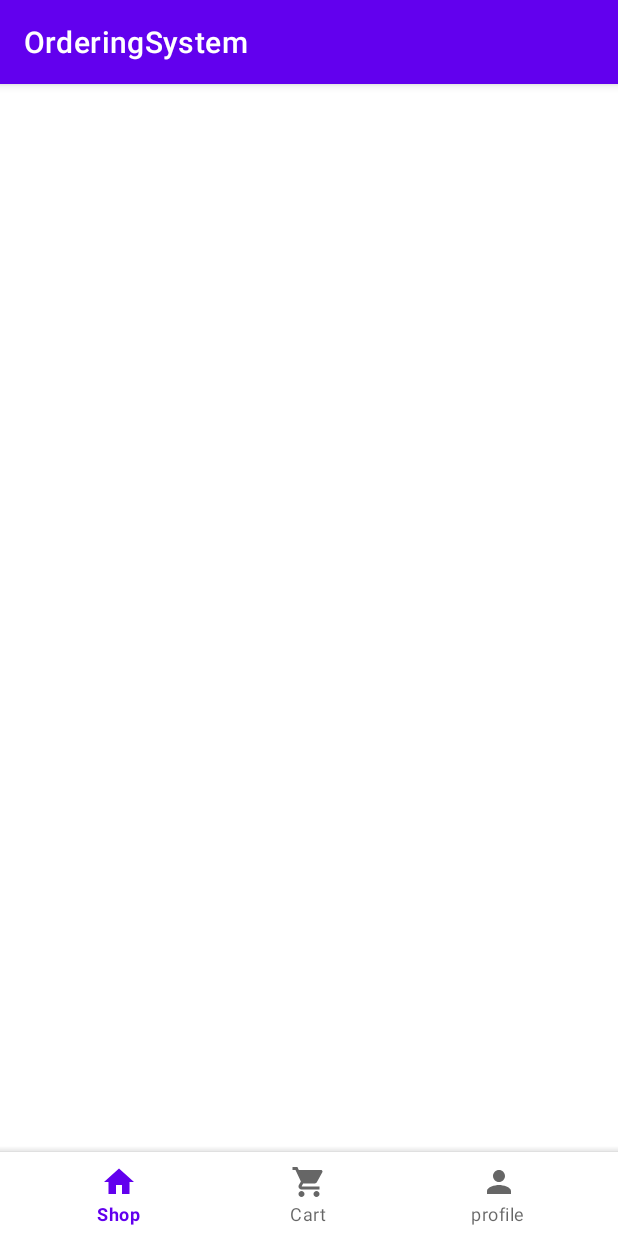
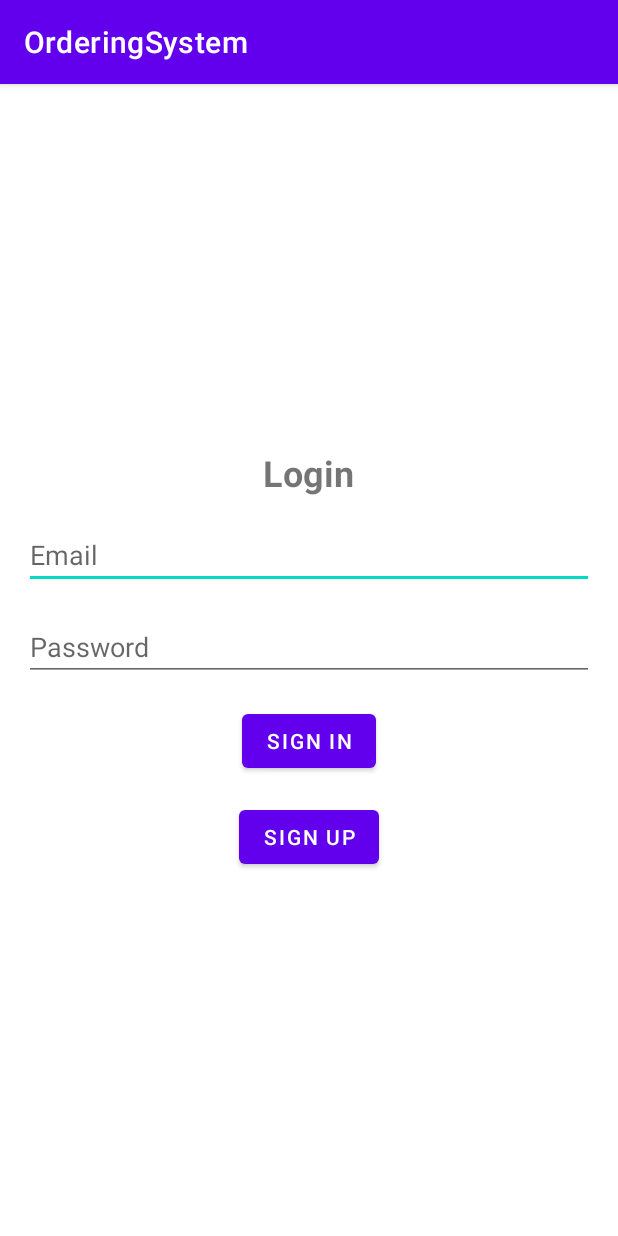
Before and after one commit to online59/OrderingSystem, an Android app: the screen it shows after launch (MainActivity before the commit, SignInActivity after it), on a phone screen of 412 x 824 dp. Run offline under Robolectric (Android 15) with nearby library versions, the phone set to English and light mode, and no system bars; our stand-ins replace Firebase (no records; nobody signed in at launch, a user with empty details on screens opened directly).

Commit message:
Add new project

```diff
--- a/app/build.gradle
+++ b/app/build.gradle
@@ -46,6 +46,7 @@ dependencies {
     implementation platform('com.google.firebase:firebase-bom:31.5.0')
     implementation 'com.google.firebase:firebase-database'
     implementation 'com.google.firebase:firebase-analytics'
+    implementation 'com.google.firebase:firebase-auth'
 
     // Viewmodel and livedata
     implementation 'androidx.lifecycle:lifecycle-extensions:2.2.0'
--- a/app/src/main/java/com/example/orderingsystem/model/api/FirebaseAPI.java
+++ b/app/src/main/java/com/example/orderingsystem/model/api/FirebaseAPI.java
@@ -1,18 +1,19 @@
 package com.example.orderingsystem.model.api;
 
 import androidx.lifecycle.LiveData;
+import com.google.firebase.auth.FirebaseUser;
 
 import java.util.List;
 
 public interface FirebaseAPI<T> {
 
-    LiveData<List<T>> getAll(String key);
+    public LiveData<List<T>> getAll(String key);
 
-    LiveData<T> getById(int id, String key);
+    public LiveData<T> getById(int id, String key);
 
-    void removeAll(String key);
+    public void removeAll(String key);
 
-    void removeById(int id, String key);
+    public void removeById(int id, String key);
 
-    void write(T obj, String key);
+    public void write(T obj, String key);
 }
--- /dev/null
+++ b/app/src/main/java/com/example/orderingsystem/model/data/AdminUser.java
@@ -0,0 +1,4 @@
+package com.example.orderingsystem.model.data;
+
+public class AdminUser extends User{
+}
--- /dev/null
+++ b/app/src/main/java/com/example/orderingsystem/model/data/GeneralUser.java
@@ -0,0 +1,4 @@
+package com.example.orderingsystem.model.data;
+
+public class GeneralUser extends User{
+}
--- /dev/null
+++ b/app/src/main/java/com/example/orderingsystem/model/repository/AuthRepository.java
@@ -0,0 +1,14 @@
+package com.example.orderingsystem.model.repository;
+
+import androidx.lifecycle.LiveData;
+import com.google.firebase.auth.FirebaseUser;
+
+public abstract class AuthRepository {
+
+
+    public abstract void signInWithEmailPassword(String email, String password);
+
+    public abstract void createUserWithEmailPassword(String email, String password);
+
+    public abstract LiveData<FirebaseUser> getCurrentUser();
+}
--- /dev/null
+++ b/app/src/main/java/com/example/orderingsystem/model/repository/AuthRepositoryImpl.java
@@ -0,0 +1,29 @@
+package com.example.orderingsystem.model.repository;
+
+import androidx.lifecycle.LiveData;
+import com.example.orderingsystem.model.service.FirebaseAuthService;
+import com.google.firebase.auth.FirebaseUser;
+
+public class AuthRepositoryImpl extends AuthRepository{
+
+    private final FirebaseAuthService authService;
+
+    public AuthRepositoryImpl(FirebaseAuthService authService) {
+        this.authService = authService;
+    }
+
+    @Override
+    public void signInWithEmailPassword(String email, String password) {
+        authService.signInWithEmailPassword(email, password);
+    }
+
+    @Override
+    public void createUserWithEmailPassword(String email, String password) {
+        authService.createUserWithEmailPassword(email, password);
+    }
+
+    @Override
+    public LiveData<FirebaseUser> getCurrentUser() {
+        return authService.getCurrentUser();
+    }
+}
--- a/app/src/main/java/com/example/orderingsystem/model/repository/Repository.java
+++ b/app/src/main/java/com/example/orderingsystem/model/repository/Repository.java
@@ -1,18 +1,23 @@
 package com.example.orderingsystem.model.repository;
 
 import androidx.lifecycle.LiveData;
+import com.example.orderingsystem.model.service.FirebaseAuthService;
+import com.google.firebase.auth.FirebaseAuth;
+import com.google.firebase.auth.FirebaseUser;
 
 import java.util.List;
 
-public interface Repository<T> {
+public abstract class Repository<T> {
 
-    LiveData<List<T>> getAll(String key);
+    public abstract LiveData<List<T>> getAll(String key);
 
-    LiveData<T> getById(int id, String key);
+    public abstract LiveData<T> getById(int id, String key);
 
-    void removeAll(String key);
+    public abstract void removeAll(String key);
 
-    void removeById(int id, String key);
+    public abstract void removeById(int id, String key);
 
-    void write(T obj, String key);
+    public abstract void write(T obj, String key);
+
+
 }
--- a/app/src/main/java/com/example/orderingsystem/model/repository/RepositoryImpl.java
+++ b/app/src/main/java/com/example/orderingsystem/model/repository/RepositoryImpl.java
@@ -3,11 +3,13 @@ package com.example.orderingsystem.model.repository;
 import androidx.lifecycle.LiveData;
 import com.example.orderingsystem.model.api.FirebaseAPI;
 import com.example.orderingsystem.model.data.Item;
+import com.example.orderingsystem.model.service.FirebaseAuthService;
 import com.example.orderingsystem.model.service.FirebaseService;
+import com.google.firebase.auth.FirebaseUser;
 
 import java.util.List;
 
-public class RepositoryImpl implements Repository<Item>{
+public class RepositoryImpl extends Repository<Item>{
 
     private final FirebaseAPI<Item> service;
 
--- /dev/null
+++ b/app/src/main/java/com/example/orderingsystem/model/service/FirebaseAuthService.java
@@ -0,0 +1,54 @@
+package com.example.orderingsystem.model.service;
+
+import androidx.annotation.NonNull;
+import androidx.lifecycle.LiveData;
+import androidx.lifecycle.MutableLiveData;
+import com.google.android.gms.tasks.OnCompleteListener;
+import com.google.android.gms.tasks.Task;
+import com.google.firebase.auth.AuthResult;
+import com.google.firebase.auth.FirebaseAuth;
+import com.google.firebase.auth.FirebaseUser;
+import org.jetbrains.annotations.NotNull;
+
+public class FirebaseAuthService{
+
+    private final FirebaseAuth firebaseAuth;
+    private MutableLiveData<FirebaseUser> currentUser;
+
+    public FirebaseAuthService() {
+        firebaseAuth = FirebaseAuth.getInstance();
+        currentUser = new MutableLiveData<>();
+    }
+
+    public void signInWithEmailPassword(String email, String password) {
+        firebaseAuth.signInWithEmailAndPassword(email, password).addOnCompleteListener(new OnCompleteListener<AuthResult>() {
+            @Override
+            public void onComplete(@NonNull @NotNull Task<AuthResult> task) {
+                if (task.isSuccessful()) {
+                    currentUser.postValue(firebaseAuth.getCurrentUser());
+                } else {
+                    currentUser.setValue(null);
+                }
+            }
+        });
+    }
+
+
+    public void createUserWithEmailPassword(String email, String password) {
+        firebaseAuth.createUserWithEmailAndPassword(email, password).addOnCompleteListener(new OnCompleteListener<AuthResult>() {
+            @Override
+            public void onComplete(@NonNull @NotNull Task<AuthResult> task) {
+                if (task.isSuccessful()) {
+                    currentUser.postValue(firebaseAuth.getCurrentUser());
+                } else {
+                    currentUser.setValue(null);
+                }
+            }
+        });
+    }
+
+
+    public LiveData<FirebaseUser> getCurrentUser() {
+        return currentUser;
+    }
+}
--- a/app/src/main/java/com/example/orderingsystem/view/MainActivity.java
+++ b/app/src/main/java/com/example/orderingsystem/view/MainActivity.java
@@ -12,7 +12,7 @@ import com.example.orderingsystem.model.service.FirebaseService;
 import com.example.orderingsystem.view.ui.CartFragment;
 import com.example.orderingsystem.view.ui.ProfileFragment;
 import com.example.orderingsystem.view.ui.ShopFragment;
-import com.example.orderingsystem.viewmodel.MyViewModel;
+import com.example.orderingsystem.viewmodel.ItemViewModel;
 import com.google.android.material.bottomnavigation.BottomNavigationView;
 import com.google.android.material.navigation.NavigationBarView;
 import com.google.firebase.database.DatabaseReference;
@@ -21,7 +21,7 @@ import org.jetbrains.annotations.NotNull;
 
 public class MainActivity extends AppCompatActivity {
 
-    private MyViewModel<Item> viewModel;
+    private ItemViewModel<Item> viewModel;
 
     @Override
     protected void onCreate(Bundle savedInstanceState) {
@@ -34,7 +34,7 @@ public class MainActivity extends AppCompatActivity {
 
     private void setup() {
         DatabaseReference reference = FirebaseDatabase.getInstance().getReference();
-        viewModel = new MyViewModel<>(new RepositoryImpl(new FirebaseService(reference)));
+        viewModel = new ItemViewModel<>(new RepositoryImpl(new FirebaseService(reference)));
     }
 
     private void setupBottomNavBar() {
--- a/app/src/main/java/com/example/orderingsystem/view/adapter/ItemAdapter.java
+++ b/app/src/main/java/com/example/orderingsystem/view/adapter/ItemAdapter.java
@@ -26,6 +26,10 @@ public class ItemAdapter extends RecyclerView.Adapter<ItemViewHolder>{
         notifyDataSetChanged();
     }
 
+    public Item getItemList(int position) {
+        return itemList.get(position);
+    }
+
     public void setItemClickListener(ItemClickListener itemClickListener) {
         this.itemClickListener = itemClickListener;
     }
--- a/app/src/main/java/com/example/orderingsystem/view/ui/ShopFragment.java
+++ b/app/src/main/java/com/example/orderingsystem/view/ui/ShopFragment.java
@@ -14,7 +14,7 @@ import com.example.orderingsystem.model.repository.RepositoryImpl;
 import com.example.orderingsystem.model.service.FirebaseService;
 import com.example.orderingsystem.view.adapter.ItemAdapter;
 import com.example.orderingsystem.view.event.ItemClickListener;
-import com.example.orderingsystem.viewmodel.MyViewModel;
+import com.example.orderingsystem.viewmodel.ItemViewModel;
 import com.google.firebase.database.DatabaseReference;
 import com.google.firebase.database.FirebaseDatabase;
 
@@ -22,7 +22,7 @@ import com.google.firebase.database.FirebaseDatabase;
 public class ShopFragment extends Fragment {
 
     private static ShopFragment instance;
-    private MyViewModel<Item> viewModel;
+    private ItemViewModel<Item> viewModel;
 
     private ShopFragment() {
         // Required empty public constructor
@@ -43,7 +43,7 @@ public class ShopFragment extends Fragment {
 
     private void initialSetup() {
         DatabaseReference reference = FirebaseDatabase.getInstance().getReference();
-        viewModel = new MyViewModel<>(new RepositoryImpl(new FirebaseService(reference)));
+        viewModel = new ItemViewModel<>(new RepositoryImpl(new FirebaseService(reference)));
     }
 
     @Override
@@ -68,7 +68,7 @@ public class ShopFragment extends Fragment {
             @Override
             public void setOnItemClick(int position) {
                 Intent intent = new Intent(getActivity(), ItemDetailsActivity.class);
-                intent.putExtra("item_id", adapter.getItemId(position));
+                intent.putExtra("item_id", adapter.getItemList(position).getItemId());
                 startActivity(intent);
             }
         });
--- /dev/null
+++ b/app/src/main/java/com/example/orderingsystem/view/ui/SignInActivity.java
@@ -0,0 +1,62 @@
+package com.example.orderingsystem.view.ui;
+
+import android.content.Intent;
+import android.view.View;
+import android.widget.Button;
+import android.widget.EditText;
+import android.widget.TextView;
+import androidx.appcompat.app.AppCompatActivity;
+import android.os.Bundle;
+import androidx.lifecycle.LifecycleOwner;
+import com.example.orderingsystem.R;
+import com.example.orderingsystem.model.repository.AuthRepositoryImpl;
+import com.example.orderingsystem.model.service.FirebaseAuthService;
+import com.example.orderingsystem.view.MainActivity;
+import com.example.orderingsystem.viewmodel.AuthViewModel;
+
+public class SignInActivity extends AppCompatActivity {
+
+    private AuthViewModel authViewModel;
+    private Button signInButton, signUpButton;
+    private LifecycleOwner lifecycleOwner;
+
+    @Override
+    protected void onCreate(Bundle savedInstanceState) {
+        super.onCreate(savedInstanceState);
+        setContentView(R.layout.activity_sign_in);
+
+        setup();
+    }
+
+    private void setup() {
+        lifecycleOwner = this;
+        authViewModel = new AuthViewModel(new AuthRepositoryImpl(new FirebaseAuthService()));
+
+        signInButton = findViewById(R.id.buttonSignIn);
+        signUpButton = findViewById(R.id.buttonSignUp);
+
+        EditText email = findViewById(R.id.editTextEmail);
+        EditText password = findViewById(R.id.editTextPassword);
+
+        signInButton.setOnClickListener(new View.OnClickListener() {
+            @Override
+            public void onClick(View v) {
+                authViewModel.signInWithEmailPassword(email.getText().toString().trim(), password.getText().toString().trim());
+                authViewModel.getCurrentUser().observe(lifecycleOwner, user -> {
+                    if (user != null) {
+                        Intent intent = new Intent(SignInActivity.this, MainActivity.class);
+                        startActivity(intent);
+                    }
+                });
+            }
+        });
+
+        signUpButton.setOnClickListener(new View.OnClickListener() {
+            @Override
+            public void onClick(View v) {
+                Intent intent = new Intent(SignInActivity.this, SignUpActivity.class);
+                startActivity(intent);
+            }
+        });
+    }
+}
--- /dev/null
+++ b/app/src/main/java/com/example/orderingsystem/viewmodel/AuthViewModel.java
@@ -0,0 +1,30 @@
+package com.example.orderingsystem.viewmodel;
+
+import androidx.lifecycle.LiveData;
+import androidx.lifecycle.ViewModel;
+import com.example.orderingsystem.model.repository.AuthRepository;
+import com.google.firebase.auth.FirebaseUser;
+
+public class AuthViewModel extends ViewModel {
+
+    private final AuthRepository authRepository;
+
+    public AuthViewModel(AuthRepository authRepository) {
+        this.authRepository = authRepository;
+    }
+
+
+    public void signInWithEmailPassword(String email, String password) {
+        authRepository.signInWithEmailPassword(email, password);
+    }
+
+
+    public void createUserWithEmailPassword(String email, String password) {
+        authRepository.createUserWithEmailPassword(email, password);
+    }
+
+
+    public LiveData<FirebaseUser> getCurrentUser() {
+        return authRepository.getCurrentUser();
+    }
+}
--- a/app/src/main/java/com/example/orderingsystem/viewmodel/MyViewModel.java
+++ b/app/src/main/java/com/example/orderingsystem/viewmodel/ItemViewModel.java
@@ -2,16 +2,15 @@ package com.example.orderingsystem.viewmodel;
 
 import androidx.lifecycle.LiveData;
 import androidx.lifecycle.ViewModel;
-import com.example.orderingsystem.model.data.Item;
 import com.example.orderingsystem.model.repository.Repository;
 
 import java.util.List;
 
-public class MyViewModel<T> extends ViewModel {
+public class ItemViewModel<T> extends ViewModel {
 
     private final Repository<T> repository;
 
-    public MyViewModel(Repository<T> repository) {
+    public ItemViewModel(Repository<T> repository) {
         this.repository = repository;
     }
 
--- /dev/null
+++ b/app/src/main/res/layout/activity_sign_in.xml
@@ -0,0 +1,60 @@
+<?xml version="1.0" encoding="utf-8"?>
+<androidx.constraintlayout.widget.ConstraintLayout
+        xmlns:android="http://schemas.android.com/apk/res/android"
+        xmlns:tools="http://schemas.android.com/tools"
+        xmlns:app="http://schemas.android.com/apk/res-auto"
+        android:layout_width="match_parent"
+        android:layout_height="match_parent"
+        tools:context=".view.ui.SignInActivity">
+
+    <LinearLayout
+            app:layout_constraintTop_toTopOf="parent"
+            app:layout_constraintBottom_toBottomOf="parent"
+            android:orientation="vertical"
+            android:layout_width="match_parent"
+            android:layout_height="wrap_content"
+            android:padding="16dp">
+
+        <TextView
+                android:layout_width="wrap_content"
+                android:layout_height="wrap_content"
+                android:text="Login"
+                android:textSize="24sp"
+                android:textStyle="bold"
+                android:layout_gravity="center"/>
+
+        <EditText
+                android:id="@+id/editTextEmail"
+                android:layout_width="match_parent"
+                android:layout_height="wrap_content"
+                android:hint="Email"
+                android:inputType="textEmailAddress"
+                android:layout_marginTop="16dp"/>
+
+        <EditText
+                android:id="@+id/editTextPassword"
+                android:layout_width="match_parent"
+                android:layout_height="wrap_content"
+                android:hint="Password"
+                android:inputType="textPassword"
+                android:layout_marginTop="16dp"/>
+
+        <Button
+                android:id="@+id/buttonSignIn"
+                android:layout_width="wrap_content"
+                android:layout_height="wrap_content"
+                android:layout_gravity="center_horizontal"
+                android:text="Sign In"
+                android:layout_marginTop="16dp"/>
+
+        <Button
+                android:id="@+id/buttonSignUp"
+                android:layout_width="wrap_content"
+                android:layout_height="wrap_content"
+                android:layout_gravity="center_horizontal"
+                android:text="Sign Up"
+                android:layout_marginTop="16dp"/>
+
+    </LinearLayout>
+
+</androidx.constraintlayout.widget.ConstraintLayout>
```
Also changed, not shown: app/src/main/AndroidManifest.xml (+24 -8 lines), app/src/main/java/com/example/orderingsystem/view/ui/CartFragment.java (+25 -3 lines), app/src/main/java/com/example/orderingsystem/view/ui/SignUpActivity.java (added, +27 -0 lines), app/src/main/res/layout/activity_sign_up.xml (added, +76 -0 lines).
